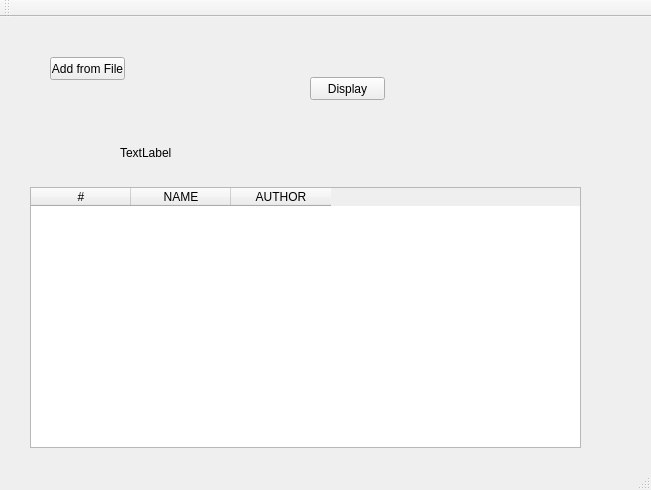
This is ProjectZero/mainwindow.ui in nishantpai/ProjectZero as Qt 5 draws it before an edit. The edited form follows.
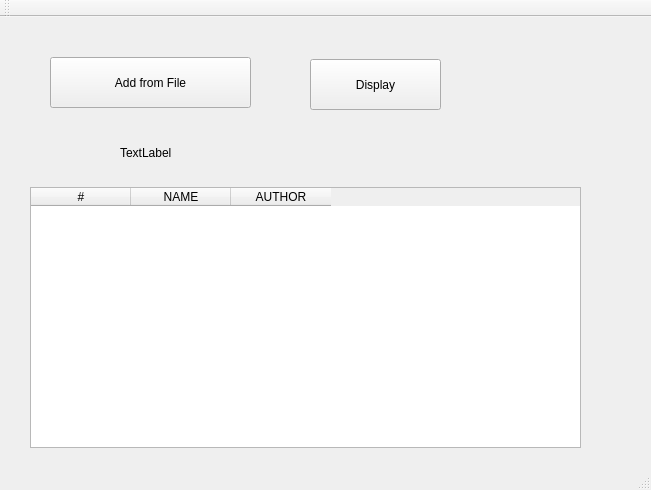
This is the edited form.

Diff of the .ui file:
```diff
--- a/ProjectZero/mainwindow.ui
+++ b/ProjectZero/mainwindow.ui
@@ -44,8 +44,8 @@
      <rect>
       <x>50</x>
       <y>40</y>
-      <width>75</width>
-      <height>23</height>
+      <width>201</width>
+      <height>51</height>
      </rect>
     </property>
     <property name="text">
@@ -56,9 +56,9 @@
     <property name="geometry">
      <rect>
       <x>310</x>
-      <y>60</y>
-      <width>75</width>
-      <height>23</height>
+      <y>42</y>
+      <width>131</width>
+      <height>51</height>
      </rect>
     </property>
     <property name="text">
```
Left out of the diff: 2 changed lines with no effect on the pictures.
